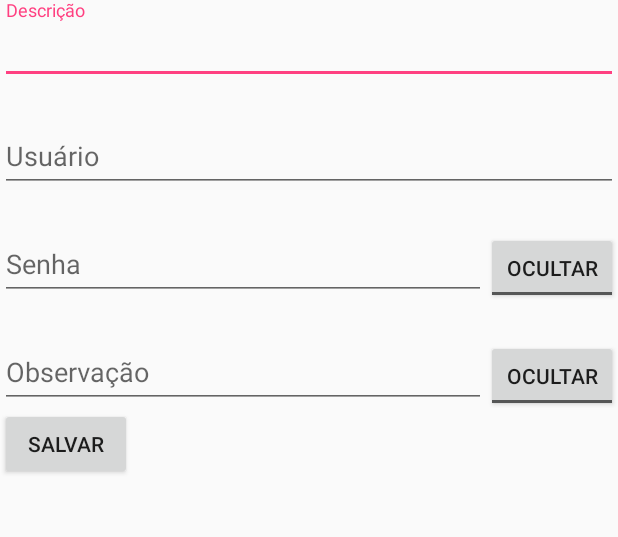
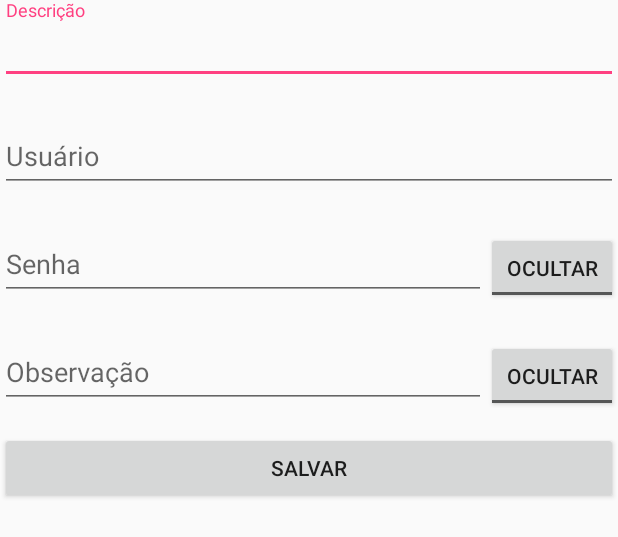
Before and after one commit to FlorencioNatan/hipocampo, an Android app: the layout fragment_password.xml on its own in the app's theme, with its tools: preview values and no code run, on a phone screen of 412 x 824 dp. Shown: the top 537 px of the screen. Run offline under Robolectric (Android 15) with nearby library versions, the phone set to English and light mode, and no system bars.

Commit message:
Add edit function to PassowordFragment.
modified:   app/src/main/java/example/com/hipocampo/activities/MainActivity.java
modified:   app/src/main/java/example/com/hipocampo/fragments/MyPasswordRecyclerViewAdapter.java
modified:   app/src/main/java/example/com/hipocampo/fragments/PasswordFragment.java
modified:   app/src/main/java/example/com/hipocampo/fragments/PasswordListFragment.java
modified:   app/src/main/res/layout/fragment_password.xml
modified:   app/src/main/res/values/strings.xml

```diff
--- a/app/src/main/java/example/com/hipocampo/fragments/MyPasswordRecyclerViewAdapter.java
+++ b/app/src/main/java/example/com/hipocampo/fragments/MyPasswordRecyclerViewAdapter.java
@@ -35,7 +35,7 @@ public class MyPasswordRecyclerViewAdapter extends RecyclerView.Adapter<MyPasswo
     }
 
     @Override
-    public void onBindViewHolder(final ViewHolder holder, int position) {
+    public void onBindViewHolder(final ViewHolder holder, final int position) {
         holder.mItem = mValues.get(position);
         holder.mDescriptionView.setText(mValues.get(position).getDescription());
         holder.mUserNameView.setText(mValues.get(position).getUsername());
@@ -46,7 +46,7 @@ public class MyPasswordRecyclerViewAdapter extends RecyclerView.Adapter<MyPasswo
                 if (null != mListener) {
                     // Notify the active callbacks interface (the activity, if the
                     // fragment is attached to one) that an item has been selected.
-                    mListener.onListFragmentInteraction(holder.mItem);
+                    mListener.onListFragmentInteraction(position);
                 }
             }
         });
--- a/app/src/main/java/example/com/hipocampo/fragments/PasswordListFragment.java
+++ b/app/src/main/java/example/com/hipocampo/fragments/PasswordListFragment.java
@@ -20,6 +20,7 @@ import java.util.List;
 import example.com.hipocampo.R;
 import example.com.hipocampo.model.Password;
 import example.com.hipocampo.util.FileManager;
+import example.com.hipocampo.util.PasswordSingleton;
 
 /**
  * A fragment representing a list of Items.
@@ -95,6 +96,7 @@ public class PasswordListFragment extends Fragment {
             for (int i = 0; i < jsonObject.length; i++) {
                 items.add(gson.fromJson(jsonObject[i], Password.class));
             }
+            PasswordSingleton.getInstance().setPasswordList(items);
             recyclerView.setAdapter(new MyPasswordRecyclerViewAdapter(items, mListener));
         }
 
@@ -131,6 +133,6 @@ public class PasswordListFragment extends Fragment {
      */
     public interface OnListFragmentInteractionListener {
         // TODO: Update argument type and name
-        void onListFragmentInteraction(Password item);
+        void onListFragmentInteraction(int id);
     }
 }
--- a/app/src/main/res/layout/fragment_password.xml
+++ b/app/src/main/res/layout/fragment_password.xml
@@ -72,9 +72,24 @@
             android:textOff="@string/hide"/>
     </LinearLayout>
 
-    <Button
-        android:id="@+id/save"
-        android:layout_width="wrap_content"
+    <LinearLayout
+        android:layout_width="match_parent"
         android:layout_height="wrap_content"
-        android:text="@string/save" />
+        android:orientation="horizontal"
+        android:layout_marginTop="@dimen/activity_vertical_margin">
+        <Button
+            android:id="@+id/save"
+            android:layout_width="match_parent"
+            android:layout_height="wrap_content"
+            android:layout_weight="0"
+            android:text="@string/save" />
+
+        <Button
+            android:id="@+id/delete"
+            android:layout_width="match_parent"
+            android:layout_height="wrap_content"
+            android:visibility="invisible"
+            android:layout_weight="1"
+            android:text="@string/delete" />
+    </LinearLayout>
 </LinearLayout>
--- a/app/src/main/res/values/strings.xml
+++ b/app/src/main/res/values/strings.xml
@@ -17,5 +17,6 @@
     <string name="show">Mostrar</string>
     <string name="hide">Ocultar</string>
     <string name="save">Salvar</string>
+    <string name="delete">Deletar</string>
 
 </resources>
```
Also changed, not shown: app/src/main/java/example/com/hipocampo/activities/MainActivity.java (+10 -9 lines), app/src/main/java/example/com/hipocampo/fragments/PasswordFragment.java (+58 -47 lines).
